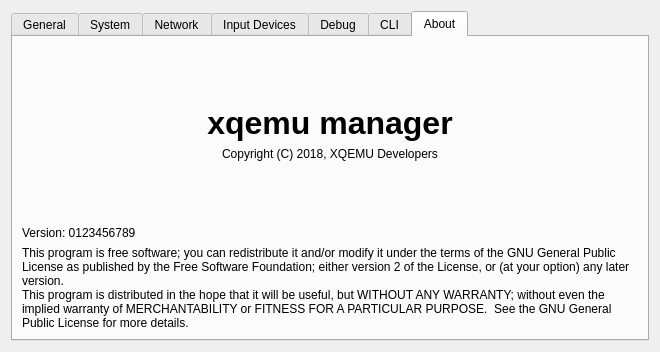
The window that settings.ui (xqemu/xqemu-manager) describes before a commit, drawn with Qt 5.
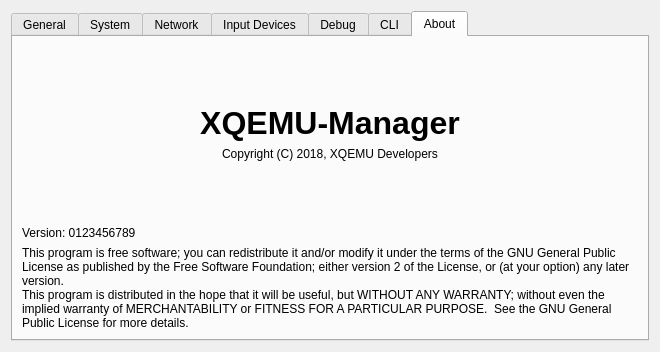
The same window after the commit. The open tabs and pages were chosen to show the change.

Commit message: Use stylized "XQEMU-Manager" name

```diff
--- a/settings.ui
+++ b/settings.ui
@@ -958,7 +958,7 @@
           </font>
          </property>
          <property name="text">
-          <string>xqemu manager</string>
+          <string>XQEMU-Manager</string>
          </property>
          <property name="alignment">
           <set>Qt::AlignCenter</set>
```
The commit also changes 2 other files.
